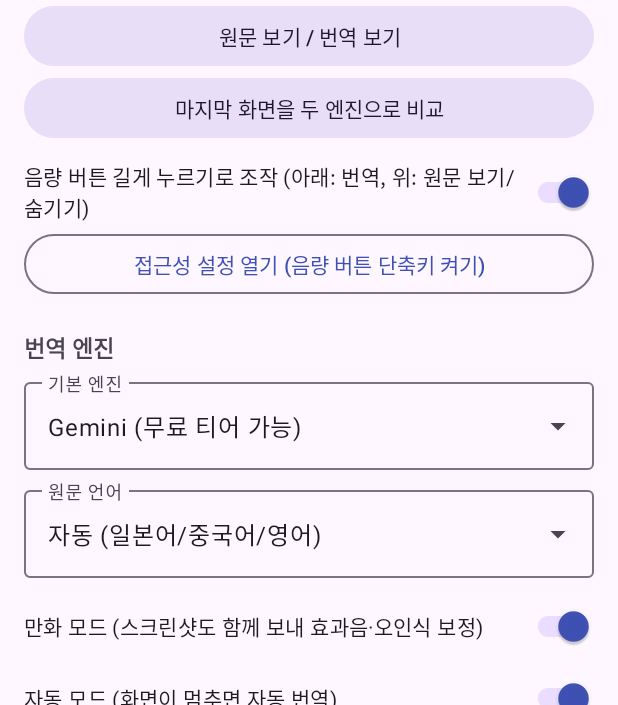
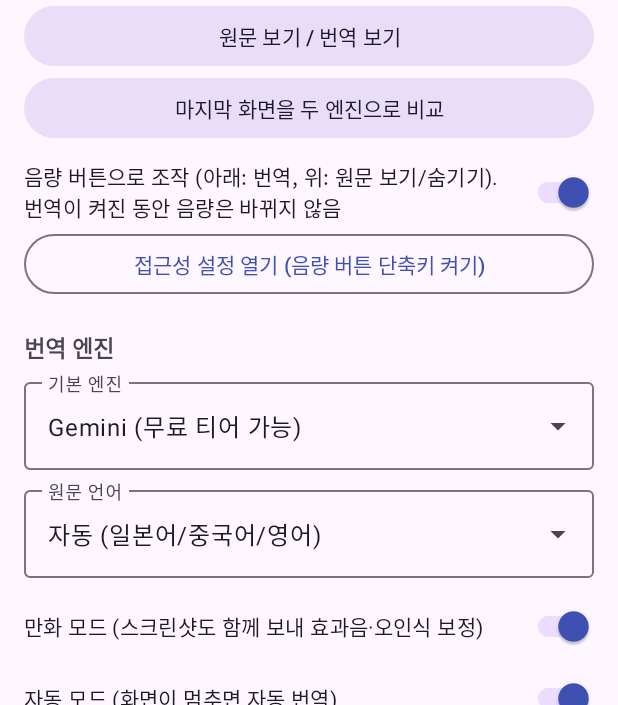
Before and after one commit to yeolmoolover/Portfolio_1, an Android app: the screen it shows after launch (MainActivity), after a tap on "지금 화면 번역 (앱을 닫고 바로 실행)", on a phone screen of 412 x 824 dp, the part 531-1236 px from its top. Run offline under Robolectric (Android 15) with nearby library versions, the phone set to English and light mode, and no system bars; 2 other taps on this screen came first.

Commit message:
Volume keys trigger on short press; keep settings screen below the status bar
Co-Authored-By: Claude Fable 5.1 <noreply@anthropic.com>
Claude-Session: https://claude.ai/code/session_01McFbrXtjXuTWAVFjU1evmi

```diff
--- a/ScreenTranslator/app/src/main/java/com/portfolio/screentranslator/CaptureService.kt
+++ b/ScreenTranslator/app/src/main/java/com/portfolio/screentranslator/CaptureService.kt
@@ -199,7 +199,7 @@ class CaptureService : Service() {
         overlay = OverlayLayer(this, wm, alpha = prefs.opacity, fontScale = prefs.fontScale)
         compare = CompareView(this, wm)
         running = true
-        setStatus(if (prefs.autoMode) "자동 모드: 화면이 멈추면 번역합니다" else "음량 아래 길게 누르기 / 알림의 '번역'으로 번역")
+        setStatus(if (prefs.autoMode) "자동 모드: 화면이 멈추면 번역합니다" else "음량 아래 버튼 / 알림의 '번역'으로 번역")
         startWatching()
     }
 
@@ -358,7 +358,7 @@ class CaptureService : Service() {
         showingOriginal = !showingOriginal
         if (showingOriginal) {
             main.post { overlay?.blocks = emptyList() }
-            setStatus("원문 표시 중 (음량 위 길게 / 알림 '번역 보기'로 복귀)")
+            setStatus("원문 표시 중 (음량 위 / 알림 '번역 보기'로 복귀)")
         } else {
             scope.launch { showOverlay(currentBlocks) }
             setStatus(prefs.lastStatus.substringBefore("\n원문"))
--- a/ScreenTranslator/app/src/main/java/com/portfolio/screentranslator/MainActivity.kt
+++ b/ScreenTranslator/app/src/main/java/com/portfolio/screentranslator/MainActivity.kt
@@ -13,6 +13,8 @@ import android.widget.Toast
 import androidx.activity.result.contract.ActivityResultContracts
 import androidx.appcompat.app.AppCompatActivity
 import androidx.core.content.ContextCompat
+import androidx.core.view.ViewCompat
+import androidx.core.view.WindowInsetsCompat
 import androidx.lifecycle.lifecycleScope
 import com.google.android.material.button.MaterialButton
 import com.google.android.material.slider.Slider
@@ -45,6 +47,13 @@ class MainActivity : AppCompatActivity() {
         super.onCreate(savedInstanceState)
         prefs = Prefs(this)
         setContentView(R.layout.activity_main)
+        // targetSdk 35 draws edge-to-edge: keep content below the status bar / above the nav bar.
+        val root = findViewById<android.view.View>(R.id.root)
+        ViewCompat.setOnApplyWindowInsetsListener(root) { v, insets ->
+            val bars = insets.getInsets(WindowInsetsCompat.Type.systemBars())
+            v.setPadding(bars.left, bars.top, bars.right, bars.bottom)
+            insets
+        }
 
         val geminiKey = findViewById<TextInputEditText>(R.id.gemini_key).apply { setText(prefs.geminiKey) }
         val claudeKey = findViewById<TextInputEditText>(R.id.claude_key).apply { setText(prefs.claudeKey) }
--- a/ScreenTranslator/app/src/main/res/layout/activity_main.xml
+++ b/ScreenTranslator/app/src/main/res/layout/activity_main.xml
@@ -1,6 +1,7 @@
 <?xml version="1.0" encoding="utf-8"?>
 <ScrollView xmlns:android="http://schemas.android.com/apk/res/android"
     xmlns:app="http://schemas.android.com/apk/res-auto"
+    android:id="@+id/root"
     android:layout_width="match_parent"
     android:layout_height="match_parent"
     android:fillViewport="true">
--- a/ScreenTranslator/app/src/main/res/values/strings.xml
+++ b/ScreenTranslator/app/src/main/res/values/strings.xml
@@ -2,7 +2,7 @@
     <string name="app_name">화면 번역</string>
     <string name="notif_channel">화면 번역 실행 중</string>
     <string name="notif_title">화면 번역이 켜져 있습니다</string>
-    <string name="notif_text">음량 아래 길게 누르기 또는 아래 버튼으로 번역</string>
+    <string name="notif_text">음량 아래 버튼 또는 아래 버튼으로 번역</string>
     <string name="start">번역 시작</string>
     <string name="stop">번역 중지</string>
     <string name="section_engine">번역 엔진</string>
@@ -23,7 +23,7 @@
     <string name="perm_overlay">다른 앱 위에 표시 권한이 필요합니다</string>
     <string name="perm_capture_denied">화면 캡처 권한이 거부되었습니다</string>
     <string name="accessibility_desc">번역이 켜져 있는 동안 음량 버튼 길게 누르기를 번역 단축키로 씁니다. 화면 내용은 읽지 않습니다.</string>
-    <string name="volume_trigger">음량 버튼 길게 누르기로 조작 (아래: 번역, 위: 원문 보기/숨기기)</string>
+    <string name="volume_trigger">음량 버튼으로 조작 (아래: 번역, 위: 원문 보기/숨기기). 번역이 켜진 동안 음량은 바뀌지 않음</string>
     <string name="open_accessibility">접근성 설정 열기 (음량 버튼 단축키 켜기)</string>
     <string name="compare_now">마지막 화면을 두 엔진으로 비교</string>
     <string name="toggle_original">원문 보기 / 번역 보기</string>
```
Also changed, not shown: ScreenTranslator/app/src/main/java/com/portfolio/screentranslator/KeyTriggerService.kt (+9 -37 lines), 1 other file.
